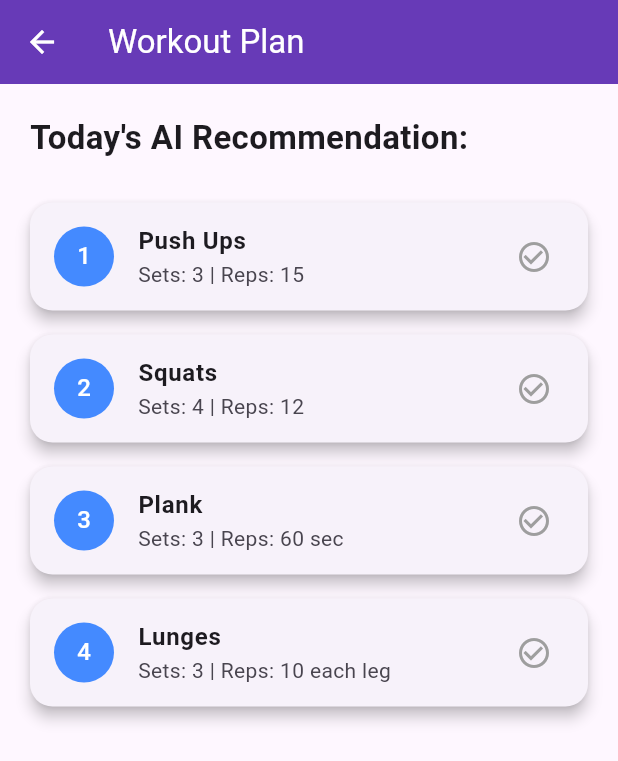
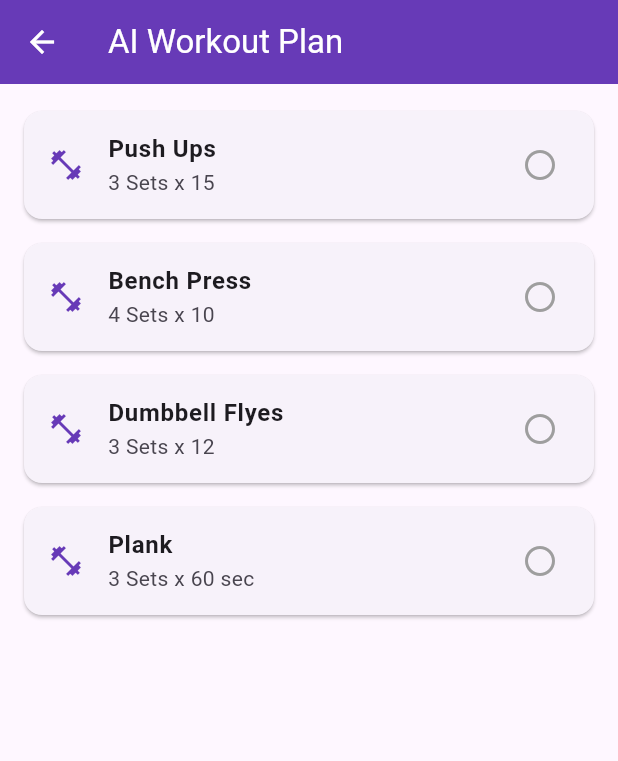
Before and after one commit to Mussa19/aurafit-ai, a Flutter app: the PlanScreen screen opened directly, on a phone screen of 412 x 824 dp. Shown: the top 761 px of the screen. Run offline on Flutter 3.47's test engine with Material 3 defaults, Android fonts, the phone set to English and light mode, and no system bars.

Commit message:
plan screen.dart

```diff
--- a/lib/screens/plan_screen.dart
+++ b/lib/screens/plan_screen.dart
@@ -1,59 +1,44 @@
 import 'package:flutter/material.dart';
+import '../models/workout_model.dart'; // Import your new model
 
 class PlanScreen extends StatelessWidget {
   const PlanScreen({super.key});
 
   @override
   Widget build(BuildContext context) {
-    // Basic dummy data for your AI-generated plan
-    final List<Map<String, String>> exercises = [
-      {"name": "Push Ups", "sets": "3", "reps": "15"},
-      {"name": "Squats", "sets": "4", "reps": "12"},
-      {"name": "Plank", "sets": "3", "reps": "60 sec"},
-      {"name": "Lunges", "sets": "3", "reps": "10 each leg"},
+    // Now using the Model Class instead of a Map!
+    final List<WorkoutExercise> workoutPlan = [
+      WorkoutExercise(name: "Push Ups", sets: 3, reps: "15"),
+      WorkoutExercise(name: "Bench Press", sets: 4, reps: "10"),
+      WorkoutExercise(name: "Dumbbell Flyes", sets: 3, reps: "12"),
+      WorkoutExercise(name: "Plank", sets: 3, reps: "60 sec"),
     ];
 
     return Scaffold(
       appBar: AppBar(
-        title: const Text("Workout Plan"),
+        title: const Text("AI Workout Plan"),
         backgroundColor: Colors.deepPurple,
         foregroundColor: Colors.white,
       ),
-      body: Column(
-        crossAxisAlignment: CrossAxisAlignment.start,
-        children: [
-          const Padding(
-            padding: EdgeInsets.all(20.0),
-            child: Text(
-              "Today's AI Recommendation:",
-              style: TextStyle(fontSize: 22, fontWeight: FontWeight.bold),
+      body: ListView.builder(
+        itemCount: workoutPlan.length,
+        padding: const EdgeInsets.symmetric(vertical: 10),
+        itemBuilder: (context, index) {
+          final exercise = workoutPlan[index]; // Reference the object
+
+          return Card(
+            margin: const EdgeInsets.symmetric(horizontal: 16, vertical: 8),
+            child: ListTile(
+              leading: const Icon(Icons.fitness_center, color: Colors.deepPurple),
+              title: Text(exercise.name, style: const TextStyle(fontWeight: FontWeight.bold)),
+              subtitle: Text("${exercise.sets} Sets x ${exercise.reps}"),
+              trailing: Icon(
+                exercise.isCompleted ? Icons.check_circle : Icons.circle_outlined,
+                color: exercise.isCompleted ? Colors.green : Colors.grey,
+              ),
             ),
-          ),
-          Expanded(
-            child: ListView.builder(
-              itemCount: exercises.length,
-              itemBuilder: (context, index) {
-                return Card(
-                  margin: const EdgeInsets.symmetric(horizontal: 20, vertical: 8),
-                  elevation: 4,
-                  shape: RoundedRectangleBorder(borderRadius: BorderRadius.circular(15)),
-                  child: ListTile(
-                    leading: CircleAvatar(
-                      backgroundColor: Colors.blueAccent,
-                      child: Text("${index + 1}", style: const TextStyle(color: Colors.white)),
-                    ),
-                    title: Text(
-                      exercises[index]["name"]!,
-                      style: const TextStyle(fontWeight: FontWeight.bold),
-                    ),
-                    subtitle: Text("Sets: ${exercises[index]["sets"]} | Reps: ${exercises[index]["reps"]}"),
-                    trailing: const Icon(Icons.check_circle_outline, color: Colors.grey),
-                  ),
-                );
-              },
-            ),
-          ),
-        ],
+          );
+        },
       ),
     );
   }
```
